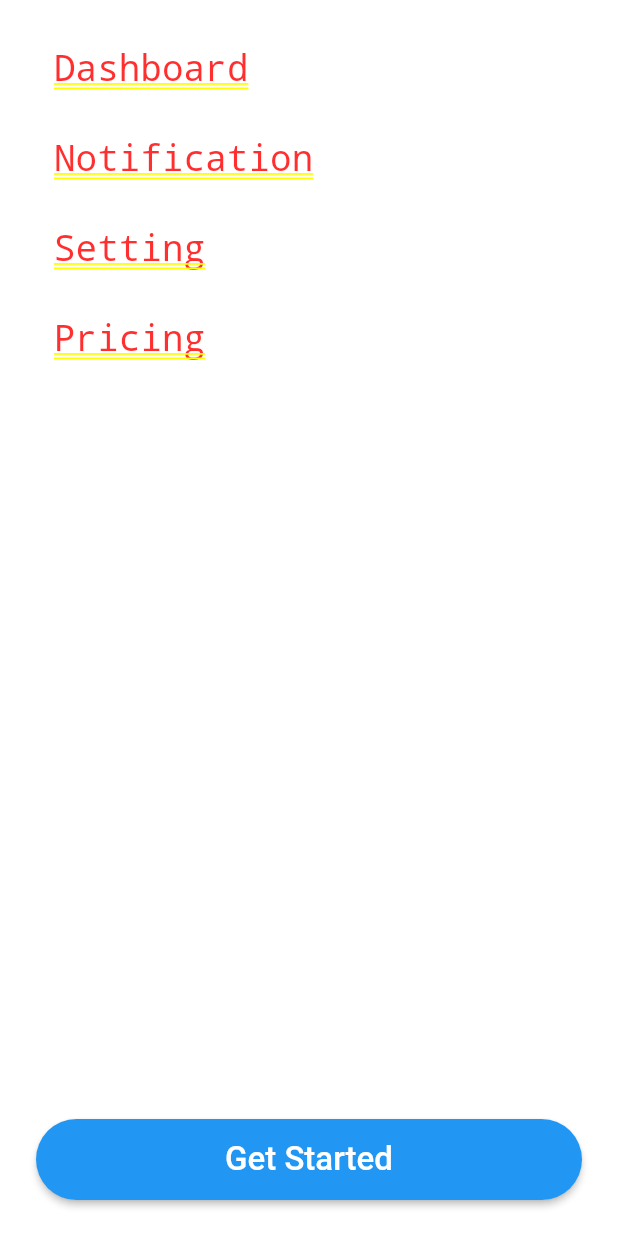
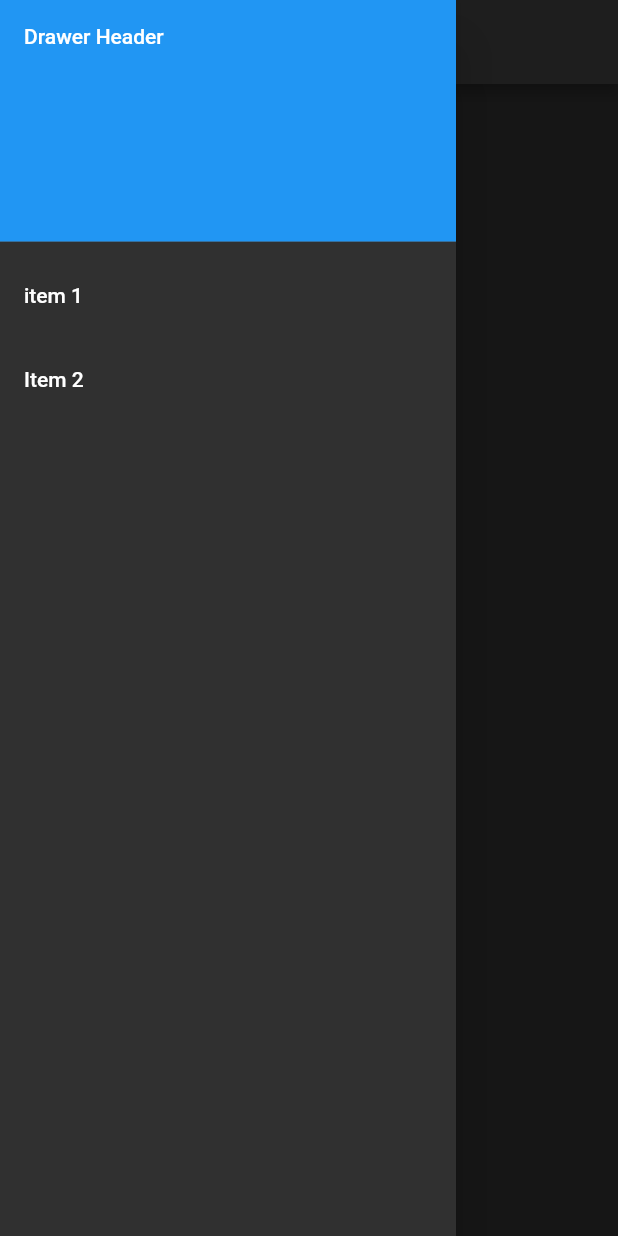
Before and after one commit to Benjamin-23/cashPay, a Flutter app: the screen it shows after launch, with the side drawer open (before the commit the screen has no drawer), on a phone screen of 412 x 824 dp. Run offline on Flutter 3.47's test engine with Material 2 defaults, Android fonts, the phone set to English and light mode, and no system bars; Roboto replaces fonts that are missing (Geogia).

Commit message:
Drawer list

```diff
--- a/lib/main.dart
+++ b/lib/main.dart
@@ -8,18 +8,64 @@
 
 class MyApp extends StatelessWidget {
   const MyApp({super.key});
-
+  static const appTitle = "Happiness salon";
   // This widget is the root of your application.
   @override
   Widget build(BuildContext context) {
     return MaterialApp(
-      title: 'Happiness Salon',
+      title: appTitle,
       theme: ThemeData(
           primaryColor: Colors.lightBlue[800],
           fontFamily: 'Geogia',
           brightness: Brightness.dark),
       debugShowCheckedModeBanner: false,
-      home: const MyMenu(),
+      home: const MyHomePage(title: appTitle),
     );
   }
 }
+
+class MyHomePage extends StatefulWidget {
+  const MyHomePage({super.key, required this.title});
+  final String title;
+  @override
+  State<MyHomePage> createState() => _MyHomePageState();
+}
+
+class _MyHomePageState extends State<MyHomePage> {
+  @override
+  Widget build(BuildContext context) {
+    return Scaffold(
+      appBar: AppBar(
+        title: Text(widget.title),
+      ),
+      body: const Center(
+        child: Text("My page"),
+      ),
+      drawer: Drawer(
+        child: ListView(
+          padding: EdgeInsets.zero,
+          children: [
+            const DrawerHeader(
+              decoration: BoxDecoration(
+                color: Colors.blue,
+              ),
+              child: Text("Drawer Header"),
+            ),
+            ListTile(
+              title: const Text("item 1"),
+              onTap: () {
+                Navigator.pop(context);
+              },
+            ),
+            ListTile(
+              title: const Text("Item 2"),
+              onTap: () {
+                Navigator.pop(context);
+              },
+            )
+          ],
+        ),
+      ),
+    );
+  }
+}
```
